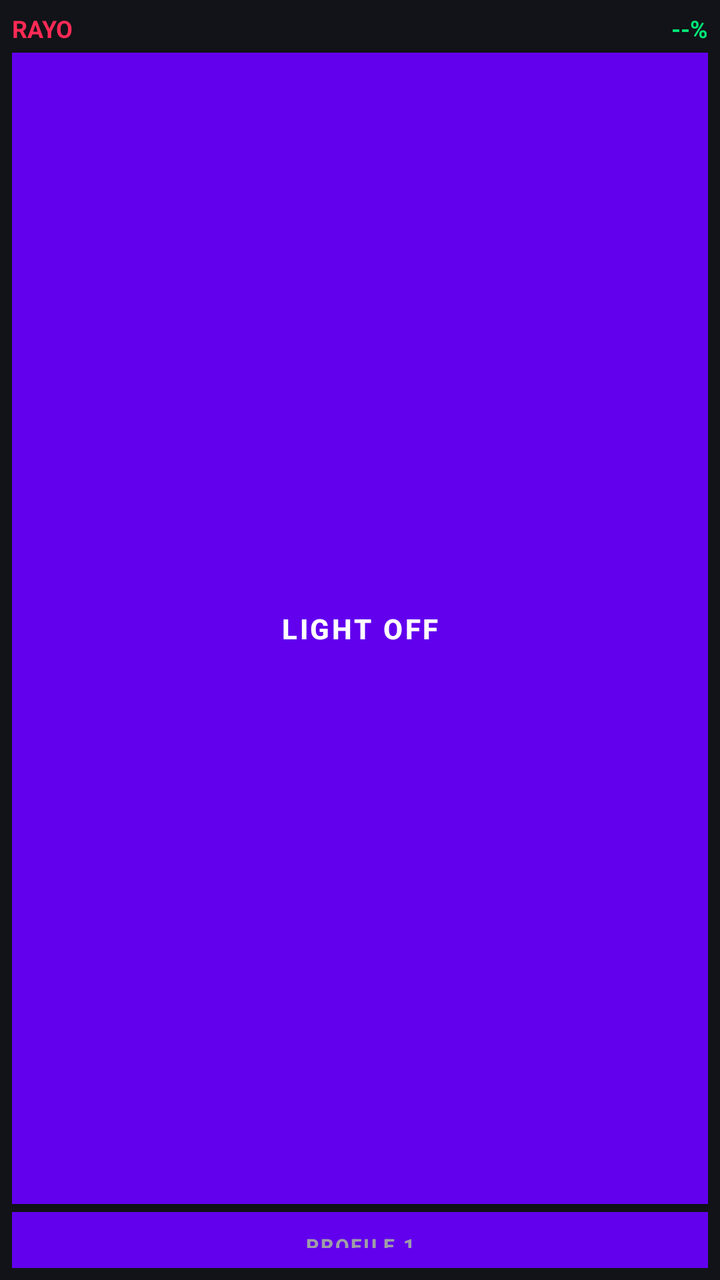
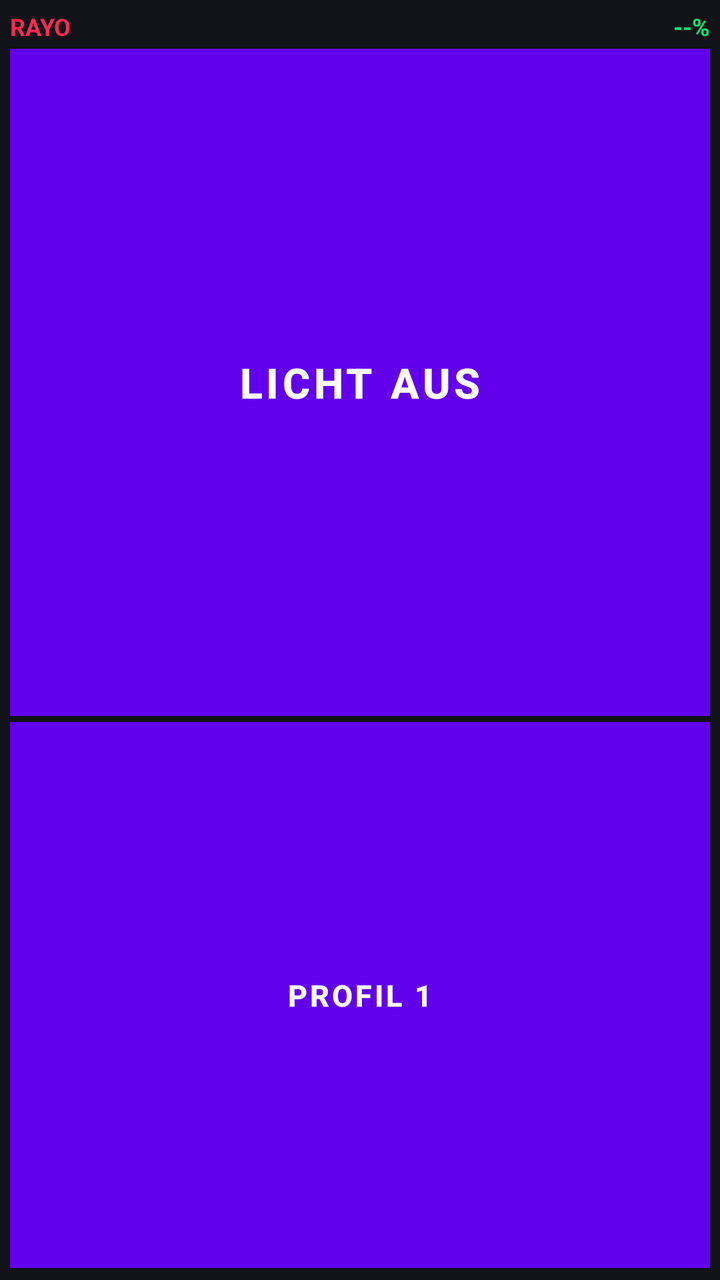

Compare the two renders of this Android layout. The source of the first and the diff that turns it into the second are given below.
<!-- AndroidManifest.xml: application theme Theme.KarooApp -->
<!-- res/layout/view_rayo_datafield.xml -->
<?xml version="1.0" encoding="utf-8"?>
<LinearLayout xmlns:android="http://schemas.android.com/apk/res/android"
    android:id="@+id/layoutDataFieldRoot"
    android:layout_width="match_parent"
    android:layout_height="match_parent"
    android:background="#121318"
    android:gravity="center"
    android:orientation="vertical"
    android:padding="6dp">

    
    <LinearLayout
        android:layout_width="match_parent"
        android:layout_height="wrap_content"
        android:gravity="center_vertical"
        android:orientation="horizontal">

        <TextView
            android:layout_width="0dp"
            android:layout_height="wrap_content"
            android:layout_weight="1"
            android:text="RAYO"
            android:textColor="#FF2A55"
            android:textSize="12sp"
            android:textStyle="bold" />

        <TextView
            android:id="@+id/tvBatteryField"
            android:layout_width="wrap_content"
            android:layout_height="wrap_content"
            android:text="--%"
            android:textColor="#00E676"
            android:textSize="12sp"
            android:textStyle="bold" />
    </LinearLayout>

    
    <Button
        android:id="@+id/btnToggleLight"
        android:layout_width="match_parent"
        android:layout_height="0dp"
        android:layout_marginTop="4dp"
        android:layout_marginBottom="4dp"
        android:layout_weight="1"
        android:background="#282A33"
        android:text="LIGHT OFF"
        android:textColor="#FFFFFF"
        android:textSize="14sp"
        android:textStyle="bold" />

    
    <Button
        android:id="@+id/btnCycleProfile"
        android:layout_width="match_parent"
        android:layout_height="28dp"
        android:background="#1C1D24"
        android:text="PROFILE 1"
        android:textColor="#9E9EA7"
        android:textSize="10sp"
        android:textStyle="bold" />

</LinearLayout>
<!-- resources referenced by this layout -->
<resources>
  <style name="Theme.KarooApp" parent="Theme.MaterialComponents.DayNight.NoActionBar">
          <item name="android:colorPrimary">@color/accent_red</item>
          <item name="android:colorPrimaryDark">@color/bg_dark</item>
          <item name="android:colorAccent">@color/accent_red</item>
          <item name="android:windowBackground">@color/bg_dark</item>
      </style>
  <color name="accent_red">#FF2A55</color>
  <color name="bg_dark">#121318</color>
</resources>

<!-- the commit's change to res/layout/view_rayo_datafield.xml (unified diff, before → after) -->
@@ -6,7 +6,7 @@
     android:background="#121318"
     android:gravity="center"
     android:orientation="vertical"
-    android:padding="6dp">
+    android:padding="5dp">
 
     
     <LinearLayout
@@ -39,24 +39,26 @@
         android:id="@+id/btnToggleLight"
         android:layout_width="match_parent"
         android:layout_height="0dp"
-        android:layout_marginTop="4dp"
-        android:layout_marginBottom="4dp"
-        android:layout_weight="1"
+        android:layout_marginTop="3dp"
+        android:layout_marginBottom="3dp"
+        android:layout_weight="1.1"
         android:background="#282A33"
-        android:text="LIGHT OFF"
+        android:text="LICHT AUS"
         android:textColor="#FFFFFF"
-        android:textSize="14sp"
+        android:textSize="21sp"
         android:textStyle="bold" />
 
     
     <Button
         android:id="@+id/btnCycleProfile"
         android:layout_width="match_parent"
-        android:layout_height="28dp"
-        android:background="#1C1D24"
-        android:text="PROFILE 1"
-        android:textColor="#9E9EA7"
-        android:textSize="10sp"
+        android:layout_height="0dp"
+        android:layout_marginBottom="1dp"
+        android:layout_weight="0.9"
+        android:background="#1F2029"
+        android:text="PROFIL 1"
+        android:textColor="#FFFFFF"
+        android:textSize="15sp"
         android:textStyle="bold" />
 
 </LinearLayout>
